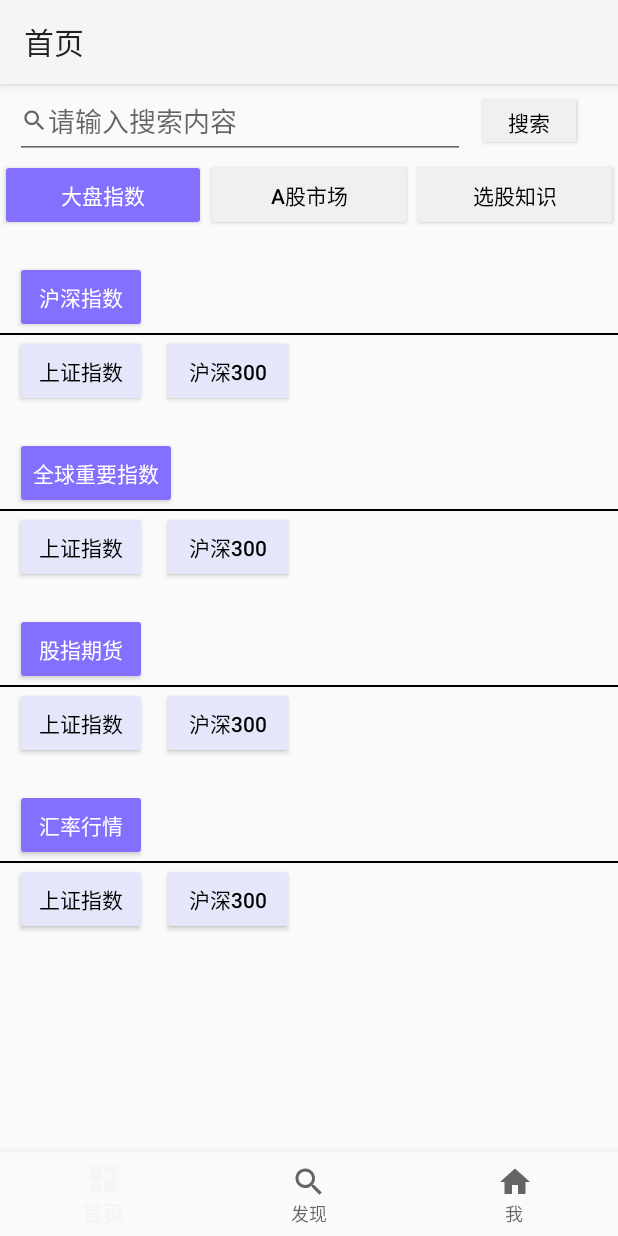
After one commit to Donnykk/Andriod-App, an Android app: the fragment IndexFragment placed in its activity, on a phone screen of 412 x 824 dp. The commit adds this screen. Run offline under Robolectric (Android 15) with nearby library versions, the phone set to English and light mode, and no system bars; our stand-ins replace navigation-ui.

Commit message:
Some detailed fragment added, but jumping remained a huge problem

```diff
--- a/app/src/main/java/com/example/project_1/MainActivity.java
+++ b/app/src/main/java/com/example/project_1/MainActivity.java
@@ -22,12 +22,9 @@ public class MainActivity extends AppCompatActivity {
 
         binding = ActivityMainBinding.inflate(getLayoutInflater());
         setContentView(binding.getRoot());
-
         BottomNavigationView navView = findViewById(R.id.nav_view);
-        // Passing each menu ID as a set of Ids because each
-        // menu should be considered as top level destinations.
         AppBarConfiguration appBarConfiguration = new AppBarConfiguration.Builder(
-                R.id.navigation_Learn, R.id.navigation_Find, R.id.navigation_Me)
+                R.id.navigation_PrimePage, R.id.navigation_Find, R.id.navigation_Me)
                 .build();
         NavController navController = Navigation.findNavController(this, R.id.nav_host_fragment_activity_main);
         NavigationUI.setupActionBarWithNavController(this, navController, appBarConfiguration);
--- a/app/src/main/java/com/example/project_1/ui/find/FindFragment.java
+++ b/app/src/main/java/com/example/project_1/ui/find/FindFragment.java
@@ -4,10 +4,13 @@ import android.os.Bundle;
 import android.view.LayoutInflater;
 import android.view.View;
 import android.view.ViewGroup;
+import android.widget.Button;
+import android.widget.LinearLayout;
 
 import androidx.annotation.NonNull;
 import androidx.fragment.app.Fragment;
 
+import com.example.project_1.R;
 import com.example.project_1.databinding.FragmentFindBinding;
 
 public class FindFragment extends Fragment {
@@ -17,6 +20,17 @@ public class FindFragment extends Fragment {
                              ViewGroup container, Bundle savedInstanceState) {
         binding = FragmentFindBinding.inflate(inflater, container, false);
         View root = binding.getRoot();
+        Button b2 = binding.bt2;
+        b2.setOnClickListener(new View.OnClickListener(){
+            @Override
+            public void onClick(View v) {
+                LinearLayout linearLayout = binding.find;
+                linearLayout.setVisibility(View.GONE);
+                getActivity().getSupportFragmentManager().
+                        beginTransaction().replace(R.id.nav_host_fragment_activity_main,new IndexFragment(),null)
+                        .addToBackStack(null).commit();
+            }
+        });
         return root;
     }
 
--- /dev/null
+++ b/app/src/main/java/com/example/project_1/ui/find/IndexFragment.java
@@ -0,0 +1,31 @@
+package com.example.project_1.ui.find;
+
+import android.os.Bundle;
+import android.view.LayoutInflater;
+import android.view.View;
+import android.view.ViewGroup;
+import android.widget.Button;
+
+import androidx.annotation.NonNull;
+import androidx.fragment.app.Fragment;
+
+import com.example.project_1.databinding.FragmentIndexBinding;
+
+public class IndexFragment extends Fragment {
+    private FragmentIndexBinding binding;
+
+    public View onCreateView(@NonNull LayoutInflater inflater,
+                             ViewGroup container, Bundle savedInstanceState) {
+        binding = FragmentIndexBinding.inflate(inflater, container, false);
+        View root = binding.getRoot();
+        Button b1 = binding.b2;
+
+        return root;
+    }
+
+    @Override
+    public void onDestroyView() {
+        super.onDestroyView();
+        binding = null;
+    }
+}
--- /dev/null
+++ b/app/src/main/res/drawable/divide_line.xml
@@ -0,0 +1,8 @@
+<?xml version="1.0" encoding="utf-8"?>
+<shape xmlns:android="http://schemas.android.com/apk/res/android"
+    android:shape="rectangle">
+
+    <size android:height="1dp"/>
+    <solid android:color="#000000"/>
+
+</shape>
--- a/app/src/main/res/layout/fragment_find.xml
+++ b/app/src/main/res/layout/fragment_find.xml
@@ -2,6 +2,7 @@
 <LinearLayout xmlns:android="http://schemas.android.com/apk/res/android"
     xmlns:app="http://schemas.android.com/apk/res-auto"
     xmlns:tools="http://schemas.android.com/tools"
+    android:id="@+id/find"
     android:layout_width="match_parent"
     android:layout_height="match_parent"
     android:orientation="vertical"
@@ -53,33 +54,33 @@
         android:layout_marginLeft="10dp">
 
         <Button
-            android:id="@+id/tv2"
+            android:id="@+id/bt2"
             android:layout_width="wrap_content"
             android:layout_height="wrap_content"
             android:text="大盘指数"
-            android:backgroundTint="#F0F0F0"
+            android:backgroundTint="#E6E6FA"
             android:textColor="@color/black"
             android:layout_marginRight="10dp"
             android:layout_marginTop="5dp"
             tools:ignore="MissingConstraints" />
 
         <Button
-            android:id="@+id/tv3"
+            android:id="@+id/bt3"
             android:layout_width="wrap_content"
             android:layout_height="wrap_content"
             android:text="A股市场"
-            android:backgroundTint="#F0F0F0"
+            android:backgroundTint="#E6E6FA"
             android:textColor="@color/black"
             android:layout_marginRight="10dp"
             android:layout_marginTop="5dp"
             tools:ignore="MissingConstraints" />
 
         <Button
-            android:id="@+id/tv4"
+            android:id="@+id/bt4"
             android:layout_width="wrap_content"
             android:layout_height="wrap_content"
             android:text="选股知识"
-            android:backgroundTint="#F0F0F0"
+            android:backgroundTint="#E6E6FA"
             android:textColor="@color/black"
             android:layout_marginTop="5dp"
             tools:ignore="MissingConstraints" />
@@ -100,36 +101,36 @@
         android:layout_marginLeft="10dp">
 
         <Button
-            android:id="@+id/tv5"
+            android:id="@+id/bt5"
             android:layout_width="wrap_content"
             android:layout_height="wrap_content"
             android:layout_marginTop="5dp"
             android:text="欧债危机"
-            android:backgroundTint="#F0F0F0"
+            android:backgroundTint="#E6E6FA"
             android:textColor="@color/black"
             android:layout_marginRight="10dp"
             app:layout_constraintTop_toTopOf="@+id/tv3"
             tools:ignore="MissingConstraints" />
 
         <Button
-            android:id="@+id/tv6"
+            android:id="@+id/bt6"
             android:layout_width="wrap_content"
             android:layout_height="wrap_content"
             android:layout_marginTop="5dp"
             android:text="庞氏骗局"
-            android:backgroundTint="#F0F0F0"
+            android:backgroundTint="#E6E6FA"
             android:textColor="@color/black"
             android:layout_marginRight="10dp"
             app:layout_constraintTop_toTopOf="@+id/tv3"
             tools:ignore="MissingConstraints" />
 
         <Button
-            android:id="@+id/tv7"
+            android:id="@+id/bt7"
             android:layout_width="wrap_content"
             android:layout_height="wrap_content"
             android:layout_marginTop="5dp"
             android:text="郁金香泡沫"
-            android:backgroundTint="#F0F0F0"
+            android:backgroundTint="#E6E6FA"
             android:textColor="@color/black"
             android:layout_marginRight="10dp"
             app:layout_constraintTop_toTopOf="@+id/tv3"
--- /dev/null
+++ b/app/src/main/res/layout/fragment_index.xml
@@ -0,0 +1,246 @@
+<?xml version="1.0" encoding="utf-8"?>
+<LinearLayout xmlns:android="http://schemas.android.com/apk/res/android"
+    xmlns:app="http://schemas.android.com/apk/res-auto"
+    xmlns:tools="http://schemas.android.com/tools"
+    android:id="@+id/fragment_index"
+    android:layout_width="match_parent"
+    android:layout_height="match_parent"
+    android:orientation="vertical"
+    tools:context=".ui.find.IndexFragment">
+
+    <LinearLayout
+        android:layout_width="wrap_content"
+        android:layout_height="wrap_content"
+        android:layout_gravity="right">
+
+
+        <EditText
+            android:id="@+id/et1"
+            android:layout_width="300dp"
+            android:layout_height="50dp"
+            android:layout_marginEnd="8dp"
+            android:drawableLeft="@drawable/search_icon"
+            android:hint="请输入搜索内容"
+            app:layout_constraintEnd_toStartOf="@+id/bt1"
+            app:layout_constraintTop_toTopOf="parent" />
+
+        <Button
+            android:id="@+id/bt1"
+            android:layout_width="70dp"
+            android:layout_height="40dp"
+            android:layout_marginEnd="24dp"
+            android:backgroundTint="#F0F0F0"
+            android:text="搜索"
+            android:textColor="@color/black"
+            app:layout_constraintBottom_toBottomOf="@+id/et1"
+            app:layout_constraintEnd_toEndOf="parent"
+            app:layout_constraintTop_toTopOf="parent"
+            app:layout_constraintVertical_bias="1.0" />
+
+    </LinearLayout>
+
+    <LinearLayout
+        android:layout_width="match_parent"
+        android:layout_height="wrap_content"
+        android:orientation="horizontal">
+        <Button
+            android:layout_width="match_parent"
+            android:layout_height="wrap_content"
+            android:layout_weight="1"
+            android:id="@+id/b1"
+            android:backgroundTint="#8470FF"
+            android:text="大盘指数"
+            android:textColor="@color/white"/>
+
+        <Button
+            android:layout_width="match_parent"
+            android:layout_height="wrap_content"
+            android:layout_weight="1"
+            android:id="@+id/b2"
+            android:backgroundTint="#F0F0F0"
+            android:text="A股市场"
+            android:textColor="@color/black"/>
+
+        <Button
+            android:layout_width="match_parent"
+            android:layout_height="wrap_content"
+            android:layout_weight="1"
+            android:id="@+id/b3"
+            android:backgroundTint="#F0F0F0"
+            android:text="选股知识"
+            android:textColor="@color/black"/>
+    </LinearLayout>
+
+    <LinearLayout
+        android:layout_width="match_parent"
+        android:layout_height="wrap_content"
+        android:orientation="vertical"
+        android:divider="@drawable/divide_line"
+        android:showDividers="end">
+        <Button
+            android:layout_width="wrap_content"
+            android:layout_height="wrap_content"
+            android:id="@+id/b4"
+            android:layout_marginLeft="10dp"
+            android:layout_marginTop="20dp"
+            android:backgroundTint="#8470FF"
+            android:text="沪深指数"
+            android:textColor="@color/white"/>
+    </LinearLayout>
+
+    <LinearLayout
+        android:layout_width="match_parent"
+        android:layout_height="wrap_content"
+        android:orientation="horizontal"
+        android:divider="@drawable/divide_line"
+        android:showDividers="end">
+        <Button
+            android:layout_width="wrap_content"
+            android:layout_height="wrap_content"
+            android:id="@+id/b5"
+            android:layout_marginLeft="10dp"
+            android:layout_marginRight="10dp"
+            android:backgroundTint="#E6E6FA"
+            android:text="上证指数"
+            android:textColor="@color/black"/>
+
+        <Button
+            android:layout_width="wrap_content"
+            android:layout_height="wrap_content"
+            android:id="@+id/b6"
+            android:layout_marginRight="5dp"
+            android:backgroundTint="#E6E6FA"
+            android:text="沪深300"
+            android:textColor="@color/black"/>
+    </LinearLayout>
+
+    <LinearLayout
+        android:layout_width="match_parent"
+        android:layout_height="wrap_content"
+        android:orientation="vertical"
+        android:divider="@drawable/divide_line"
+        android:showDividers="end">
+        <Button
+            android:layout_width="wrap_content"
+            android:layout_height="wrap_content"
+            android:id="@+id/b7"
+            android:layout_marginLeft="10dp"
+            android:layout_marginTop="20dp"
+            android:backgroundTint="#8470FF"
+            android:text="全球重要指数"
+            android:textColor="@color/white"/>
+    </LinearLayout>
+
+    <LinearLayout
+        android:layout_width="match_parent"
+        android:layout_height="wrap_content"
+        android:orientation="horizontal"
+        android:divider="@drawable/divide_line"
+        android:showDividers="end">
+        <Button
+            android:layout_width="wrap_content"
+            android:layout_height="wrap_content"
+            android:id="@+id/b10"
+            android:layout_marginLeft="10dp"
+            android:layout_marginRight="10dp"
+            android:backgroundTint="#E6E6FA"
+            android:text="上证指数"
+            android:textColor="@color/black"/>
+
+        <Button
+            android:layout_width="wrap_content"
+            android:layout_height="wrap_content"
+            android:id="@+id/b11"
+            android:layout_marginRight="5dp"
+            android:backgroundTint="#E6E6FA"
+            android:text="沪深300"
+            android:textColor="@color/black"/>
+    </LinearLayout>
+
+    <LinearLayout
+        android:layout_width="match_parent"
+        android:layout_height="wrap_content"
+        android:orientation="vertical"
+        android:divider="@drawable/divide_line"
+        android:showDividers="end">
+        <Button
+            android:layout_width="wrap_content"
+            android:layout_height="wrap_content"
+            android:id="@+id/b8"
+            android:layout_marginLeft="10dp"
+            android:layout_marginTop="20dp"
+            android:backgroundTint="#8470FF"
+            android:text="股指期货"
+            android:textColor="@color/white"/>
+    </LinearLayout>
+
+    <LinearLayout
+        android:layout_width="match_parent"
+        android:layout_height="wrap_content"
+        android:orientation="horizontal"
+        android:divider="@drawable/divide_line"
+        android:showDividers="end">
+        <Button
+            android:layout_width="wrap_content"
+            android:layout_height="wrap_content"
+            android:id="@+id/b12"
+            android:layout_marginLeft="10dp"
+            android:layout_marginRight="10dp"
+            android:backgroundTint="#E6E6FA"
+            android:text="上证指数"
+            android:textColor="@color/black"/>
+
+        <Button
+            android:layout_width="wrap_content"
+            android:layout_height="wrap_content"
+            android:id="@+id/b13"
+            android:layout_marginRight="5dp"
+            android:backgroundTint="#E6E6FA"
+            android:text="沪深300"
+            android:textColor="@color/black"/>
+    </LinearLayout>
+
+    <LinearLayout
+        android:layout_width="match_parent"
+        android:layout_height="wrap_content"
+        android:orientation="vertical"
+        android:divider="@drawable/divide_line"
+        android:showDividers="end">
+        <Button
+            android:layout_width="wrap_content"
+            android:layout_height="wrap_content"
+            android:id="@+id/b9"
+            android:layout_marginLeft="10dp"
+            android:layout_marginTop="20dp"
+            android:backgroundTint="#8470FF"
+            android:text="汇率行情"
+            android:textColor="@color/white"/>
+    </LinearLayout>
+
+    <LinearLayout
+        android:layout_width="match_parent"
+        android:layout_height="wrap_content"
+        android:orientation="horizontal"
+        android:divider="@drawable/divide_line"
+        android:showDividers="end">
+        <Button
+            android:layout_width="wrap_content"
+            android:layout_height="wrap_content"
+            android:id="@+id/b14"
+            android:layout_marginLeft="10dp"
+            android:layout_marginRight="10dp"
+            android:backgroundTint="#E6E6FA"
+            android:text="上证指数"
+            android:textColor="@color/black"/>
+
+        <Button
+            android:layout_width="wrap_content"
+            android:layout_height="wrap_content"
+            android:id="@+id/b15"
+            android:layout_marginRight="5dp"
+            android:backgroundTint="#E6E6FA"
+            android:text="沪深300"
+            android:textColor="@color/black"/>
+    </LinearLayout>
+
+</LinearLayout>
--- a/app/src/main/res/menu/bottom_nav_menu.xml
+++ b/app/src/main/res/menu/bottom_nav_menu.xml
@@ -2,7 +2,7 @@
 <menu xmlns:android="http://schemas.android.com/apk/res/android">
 
     <item
-        android:id="@+id/navigation_Learn"
+        android:id="@+id/navigation_PrimePage"
         android:icon="@drawable/ic_primepage_black_24dp"
         android:title="首页" />
 
--- a/app/src/main/res/navigation/mobile_navigation.xml
+++ b/app/src/main/res/navigation/mobile_navigation.xml
@@ -3,10 +3,10 @@
     xmlns:app="http://schemas.android.com/apk/res-auto"
     xmlns:tools="http://schemas.android.com/tools"
     android:id="@+id/mobile_navigation"
-    app:startDestination="@+id/navigation_Learn">
+    app:startDestination="@+id/navigation_PrimePage">
 
     <fragment
-        android:id="@+id/navigation_Learn"
+        android:id="@+id/navigation_PrimePage"
         android:name="com.example.project_1.ui.primepage.PrimepageFragment"
         android:label="首页"
         tools:layout="@layout/fragment_primepage" />
```
